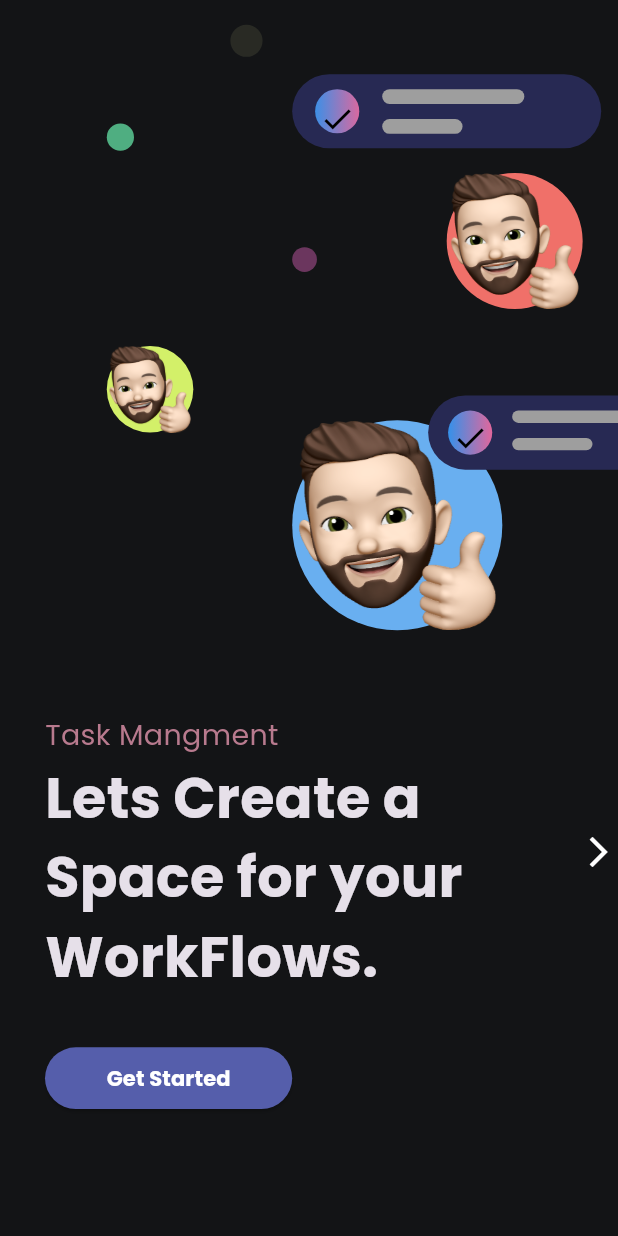
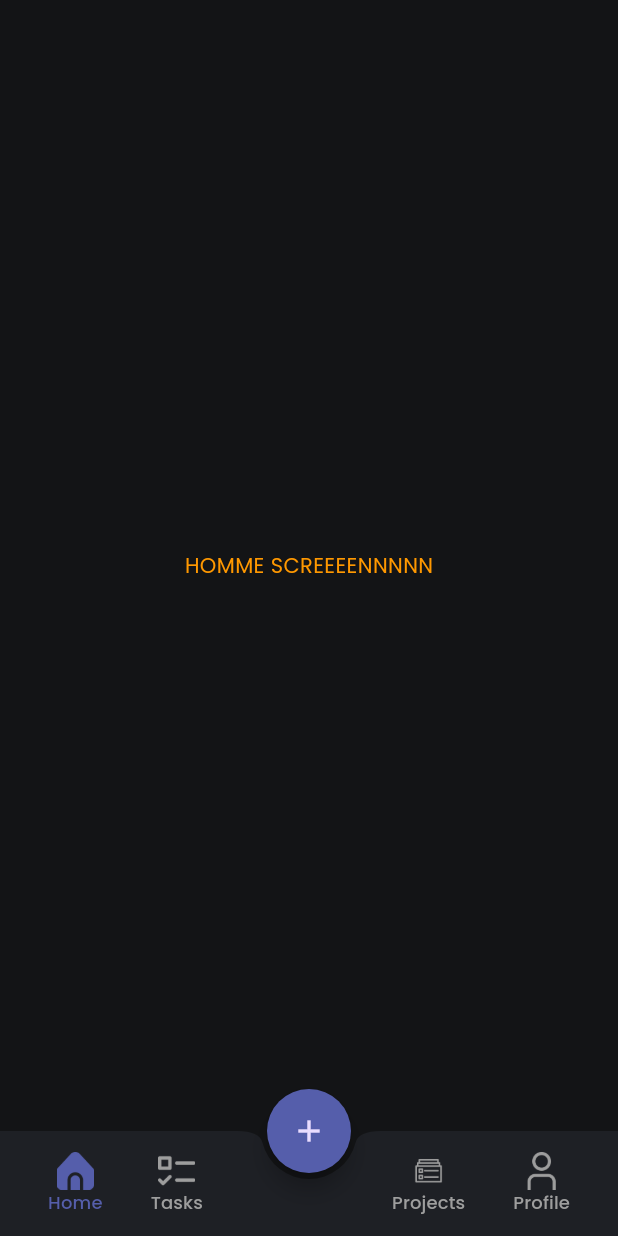
Before and after one commit to amjad605/task_manger, a Flutter app: the screen it shows after launch, after a tap on "Get Started", on a phone screen of 412 x 824 dp. Run offline on Flutter 3.47's test engine with Material 3 defaults, Android fonts, the light colour scheme and no system bars; drawn by our look-alikes of liquid_swipe; our stand-ins replace animate_do, flutter_bloc, google_fonts; Roboto replaces fonts that are missing (poppins).

Commit message:
Upload Navigation bottom bar logic & design

```diff
--- a/lib/OnBoardingScreen/Widgets/OnboardingCustomBody.dart
+++ b/lib/OnBoardingScreen/Widgets/OnboardingCustomBody.dart
@@ -5,6 +5,8 @@ import 'package:flutter/widgets.dart';
 import 'package:task_manger/OnBoardingScreen/OnBoardScreen.dart';
 import 'package:task_manger/constants.dart';
 import 'package:task_manger/OnBoardingScreen/Widgets/chatItem.dart';
+
+import '../../screens/controller_screen/controller_screen.dart';
 
 class OnBoardCustomBody extends StatelessWidget {
   const OnBoardCustomBody({super.key});
@@ -71,7 +73,7 @@ class OnBoardCustomBody extends StatelessWidget {
                               onPressed: () {
                                 Navigator.of(context).push(
                                   MaterialPageRoute(
-                                      builder: (ctx) => OnBoardScreen()),
+                                      builder: (ctx) => ControllerScreen()),
                                 );
                               },
                               style: ElevatedButton.styleFrom(
--- a/lib/constants.dart
+++ b/lib/constants.dart
@@ -5,3 +5,4 @@ const kPriamaryColor = Color(0xFF272953);
 const kMainColor = Color(0xFF555eab);
 const kLightblue = Color(0xFF4db1e6);
 const kRed = Color(0xFFe06954);
+const tintBlack = Color(0xff1E2025);
--- /dev/null
+++ b/lib/cubits/screens_states.dart
@@ -0,0 +1,9 @@
+abstract class ScreenState {}
+
+class HomeState extends ScreenState {}
+
+class ProfileState extends ScreenState {}
+
+class ProjectState extends ScreenState {}
+
+class TasksState extends ScreenState {}
--- a/lib/main.dart
+++ b/lib/main.dart
@@ -1,7 +1,8 @@
 import 'package:flutter/material.dart';
-import 'package:google_fonts/google_fonts.dart';
+import 'package:flutter_bloc/flutter_bloc.dart';
 import 'package:task_manger/OnBoardingScreen/OnBoardScreen.dart';
-import 'package:task_manger/constants.dart';
+import 'package:task_manger/theme.dart';
+import 'cubits/change_screen_bottom_nav.dart';
 
 void main() {
   runApp(const MyTaskManger());
@@ -12,12 +13,17 @@ class MyTaskManger extends StatelessWidget {
 
   @override
   Widget build(BuildContext context) {
-    return MaterialApp(
-      debugShowCheckedModeBanner: false,
-      theme: ThemeData.dark().copyWith(
-          scaffoldBackgroundColor: kBackgroungColor,
-          textTheme: GoogleFonts.poppinsTextTheme(ThemeData.dark().textTheme)),
-      home: const OnBoardScreen(),
+    return MultiBlocProvider(
+      providers: [
+        BlocProvider(
+          create: (context) => ChangeScreenBottomNav(),
+        ),
+      ],
+      child: MaterialApp(
+        debugShowCheckedModeBanner: false,
+        theme: theme,
+        home: const OnBoardScreen(),
+      ),
     );
   }
 }
--- /dev/null
+++ b/lib/screens/controller_screen/controller_screen.dart
@@ -0,0 +1,45 @@
+import 'package:flutter/material.dart';
+import 'package:flutter_bloc/flutter_bloc.dart';
+import '../../../cubits/change_screen_bottom_nav.dart';
+import '../../../cubits/screens_states.dart';
+import '../home_screen/home_screen.dart';
+import '../profile_screen/profile_screen.dart';
+import '../projects_screen/projects_screen.dart';
+import '../tasks_screen/task_screen.dart';
+import 'widgets/custom_bottom_nav_bar.dart';
+
+class ControllerScreen extends StatelessWidget {
+  const ControllerScreen({super.key});
+
+  @override
+  Widget build(BuildContext context) {
+    return Scaffold(
+      floatingActionButtonLocation: FloatingActionButtonLocation.centerDocked,
+      floatingActionButton: FloatingActionButton(
+        onPressed: () {
+          // Navigate to the add task or project screen
+        },
+        child: const Icon(Icons.add),
+      ),
+      bottomNavigationBar: BlocBuilder<ChangeScreenBottomNav, ScreenState>(
+        builder: (context, state) {
+          //don't add const
+          return CustomBottomNavigationBar();
+        },
+      ),
+      body: PageView(
+        controller:
+            BlocProvider.of<ChangeScreenBottomNav>(context).pageController,
+        onPageChanged: (index) {
+          BlocProvider.of<ChangeScreenBottomNav>(context).switchScreen(index);
+        },
+        children: const [
+          HomeScreen(),
+          TasksScreen(),
+          ProjectsScreen(),
+          ProfileScreen(),
+        ],
+      ),
+    );
+  }
+}
--- /dev/null
+++ b/lib/screens/controller_screen/widgets/custom_bottom_nav_bar.dart
@@ -0,0 +1,72 @@
+import 'package:flutter/material.dart';
+import 'package:flutter_bloc/flutter_bloc.dart';
+import '../../../../cubits/change_screen_bottom_nav.dart';
+import 'custom_nav_button.dart';
+
+class CustomBottomNavigationBar extends StatelessWidget {
+  const CustomBottomNavigationBar({
+    super.key,
+  });
+
+  @override
+  Widget build(BuildContext context) {
+    return BottomAppBar(
+      clipBehavior: Clip.hardEdge,
+      // notchMargin: 6,
+      child: Row(
+        mainAxisAlignment: MainAxisAlignment.spaceBetween,
+        children: [
+          Row(
+            children: [
+              CustomNavButton(
+                imagenotSelectedPath: "assets/icons/home.png",
+                isSelected:
+                    BlocProvider.of<ChangeScreenBottomNav>(context).index == 0,
+                title: "Home",
+                onPressed: () {
+                  BlocProvider.of<ChangeScreenBottomNav>(context)
+                      .setCurrentIndexTab(0);
+                },
+                imageSelected: "assets/icons/home_filled.png",
+              ),
+              CustomNavButton(
+                imagenotSelectedPath: "assets/icons/tasks.png",
+                isSelected:
+                    BlocProvider.of<ChangeScreenBottomNav>(context).index == 1,
+                title: "Tasks",
+                onPressed: () {
+                  BlocProvider.of<ChangeScreenBottomNav>(context)
+                      .setCurrentIndexTab(1);
+                },
+              ),
+            ],
+          ),
+          Row(
+            children: [
+              CustomNavButton(
+                imagenotSelectedPath: "assets/icons/projects.png",
+                isSelected:
+                    BlocProvider.of<ChangeScreenBottomNav>(context).index == 2,
+                title: "Projects",
+                onPressed: () {
+                  BlocProvider.of<ChangeScreenBottomNav>(context)
+                      .setCurrentIndexTab(2);
+                },
+              ),
+              CustomNavButton(
+                imagenotSelectedPath: "assets/icons/profile.png",
+                isSelected:
+                    BlocProvider.of<ChangeScreenBottomNav>(context).index == 3,
+                title: "Profile",
+                onPressed: () {
+                  BlocProvider.of<ChangeScreenBottomNav>(context)
+                      .setCurrentIndexTab(3);
+                },
+              ),
+            ],
+          ),
+        ],
+      ),
+    );
+  }
+}
--- /dev/null
+++ b/lib/screens/controller_screen/widgets/custom_nav_button.dart
@@ -0,0 +1,43 @@
+import 'package:flutter/material.dart';
+
+class CustomNavButton extends StatelessWidget {
+  const CustomNavButton({
+    super.key,
+    required this.imagenotSelectedPath,
+    required this.isSelected,
+    required this.title,
+    this.imageSelected,
+    required this.onPressed,
+  });
+  final String imagenotSelectedPath, title;
+  final String? imageSelected;
+  final bool isSelected;
+  final void Function()? onPressed;
+  @override
+  Widget build(BuildContext context) {
+    return MaterialButton(
+      minWidth: 40,
+      onPressed: onPressed,
+      child: Column(
+        mainAxisAlignment: MainAxisAlignment.center,
+        children: [
+          Image.asset(
+            isSelected
+                ? imageSelected ?? imagenotSelectedPath
+                : imagenotSelectedPath,
+            color: isSelected ? const Color(0xff555eab) : Colors.grey,
+            height: 25,
+          ),
+          Text(
+            title,
+            style: TextStyle(
+              color: isSelected ? const Color(0xff555eab) : Colors.grey,
+              fontSize: 12,
+              fontFamily: "poppins",
+            ),
+          ),
+        ],
+      ),
+    );
+  }
+}
--- /dev/null
+++ b/lib/screens/home_screen/home_screen.dart
@@ -0,0 +1,12 @@
+import 'package:flutter/material.dart';
+
+class HomeScreen extends StatelessWidget {
+  const HomeScreen({super.key});
+
+  @override
+  Widget build(BuildContext context) {
+    return const Center(
+      child: Text("HOMME SCREEEENNNNN", style: TextStyle(color: Colors.orange)),
+    );
+  }
+}
--- /dev/null
+++ b/lib/theme.dart
@@ -0,0 +1,20 @@
+import 'package:flutter/material.dart';
+import 'package:google_fonts/google_fonts.dart';
+import 'package:task_manger/constants.dart';
+
+ThemeData theme = ThemeData(
+  useMaterial3: true,
+  brightness: Brightness.dark,
+  scaffoldBackgroundColor: kBackgroungColor,
+  textTheme: GoogleFonts.poppinsTextTheme(ThemeData.dark().textTheme),
+  bottomAppBarTheme: const BottomAppBarTheme(
+    surfaceTintColor: tintBlack,
+    color: tintBlack,
+    height: 70,
+    shape: CircularNotchedRectangle(),
+  ),
+  floatingActionButtonTheme: const FloatingActionButtonThemeData(
+    shape: CircleBorder(),
+    backgroundColor: Color(0xff555eab),
+  ),
+);
--- a/pubspec.yaml
+++ b/pubspec.yaml
@@ -32,6 +32,7 @@ dependencies:
   cupertino_icons: ^1.0.6
   flutter:
     sdk: flutter
+  flutter_bloc: ^8.1.4
   google_fonts: ^6.1.0
   liquid_swipe: ^3.1.0
 
@@ -52,6 +53,8 @@ flutter:
   # To add assets to your application, add an assets section, like this:
   assets:
     - assets/images/
+    - assets/icons/
+
   #   - images/a_dot_ham.jpeg
   # An image asset can refer to one or more resolution-specific "variants", see
   # https://flutter.dev/assets-and-images/#resolution-aware
```
Also changed, not shown: lib/cubits/change_screen_bottom_nav.dart (added, +39 -0 lines), lib/screens/profile_screen/profile_screen.dart (added, +15 -0 lines), lib/screens/projects_screen/projects_screen.dart (added, +13 -0 lines), lib/screens/tasks_screen/task_screen.dart (added, +12 -0 lines), assets/icons/home.png (added), assets/icons/home_filled.png (added), assets/icons/profile.png (added), assets/icons/projects.png (added), assets/icons/tasks.png (added), pubspec.lock, 1 other file.
